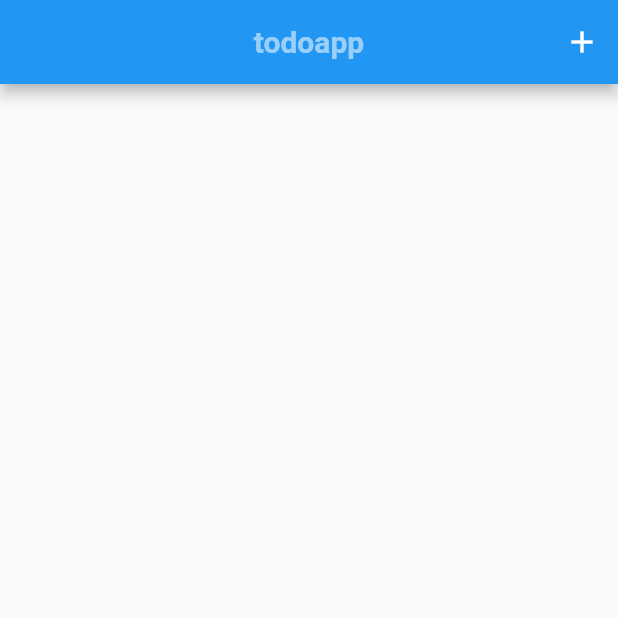
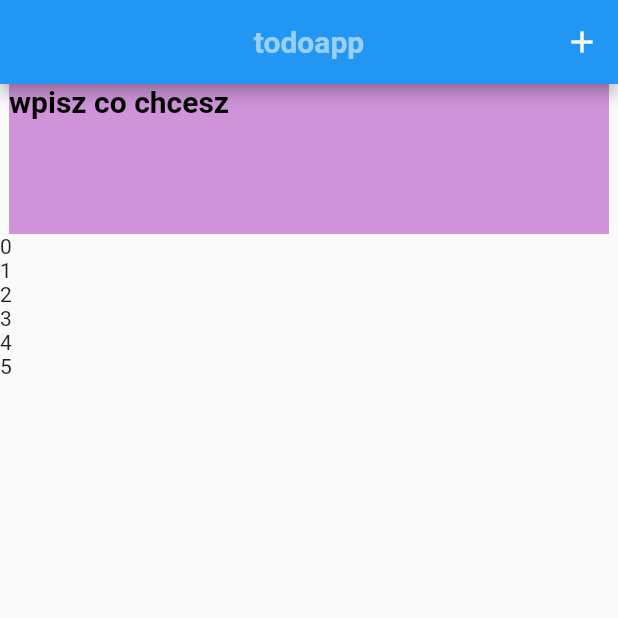
Before and after one commit to tatarmagda/todoapp, a Flutter app: the screen it shows after launch, on a phone screen of 412 x 824 dp, the top half of it. Run offline on Flutter 3.47's test engine with Material 2 defaults, Android fonts, the phone set to English and light mode, and no system bars.

Commit message:
lista w liscie

```diff
--- a/lib/screens.dart/home.dart
+++ b/lib/screens.dart/home.dart
@@ -3,6 +3,15 @@ import 'package:todoapp/Widgets/text_widget.dart';
 
 class MyHomePage extends StatelessWidget {
   MyHomePage({Key? key}) : super(key: key);
+
+  List<String> my_task = [
+    "1",
+    "2",
+    "3",
+    "4",
+    "5",
+    "6",
+  ];
 
   @override
   Widget build(BuildContext context) {
@@ -25,7 +34,31 @@ class MyHomePage extends StatelessWidget {
         ],
         // (){} - pusta funkcja
       ),
-      body: ListView(),
+      body: ListView(
+        //ListView - beztresowe wychowanie
+        children: [
+          // Center jest stricte rodzicem i każe robić dokładnie co chcemy
+          Center(
+            child: Container(
+              child: MyTextWidget(
+                color: Colors.black,
+                size: 20.0,
+                text: "wpisz co chcesz",
+              ),
+              width: MediaQuery.of(context).size.width - 12,
+              height: 100.0,
+              color: Colors.purple[200],
+            ),
+          ),
+          ListView.builder(
+            shrinkWrap: true,
+            itemCount: my_task.length,
+            itemBuilder: (context, index) {
+              return Text(index.toString());
+            },
+          )
+        ],
+      ),
     );
   }
 }
```
